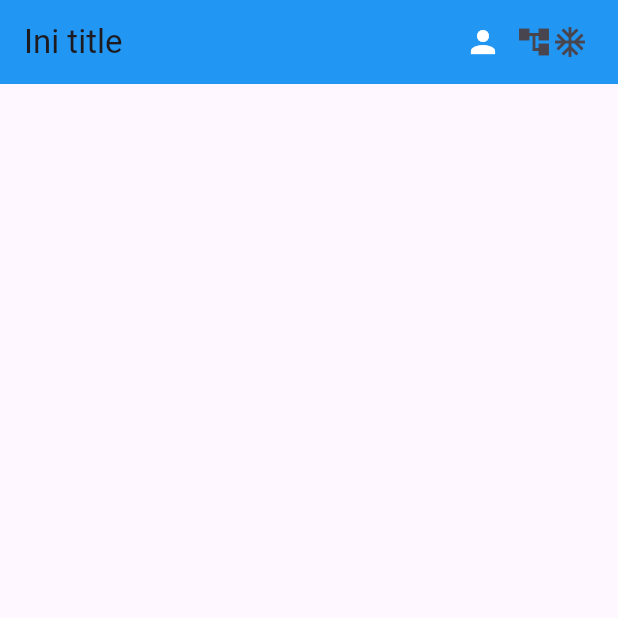
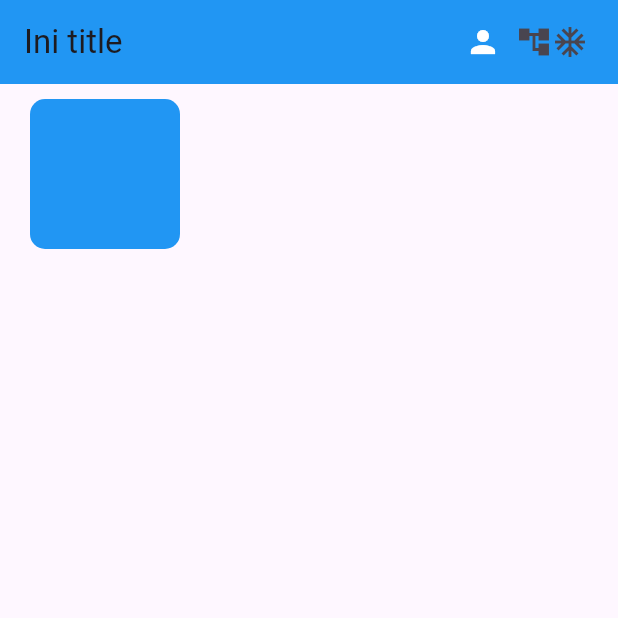
Before and after one commit to helenoktaa/Tugas_week_5_1123150205, a Flutter app: the screen it shows after launch, on a phone screen of 412 x 824 dp, the top half of it. Run offline on Flutter 3.47's test engine with Material 3 defaults, Android fonts, the phone set to English and light mode, and no system bars.

Commit message:
add container biru didalam body page MyHome

```diff
--- a/lib/main.dart
+++ b/lib/main.dart
@@ -34,13 +34,20 @@ class MyHome extends StatelessWidget {
               SizedBox(width: 20,)
               ],
             ),
-            body: SingleChildScrollView(
-              child: Container(
-                padding: const EdgeInsets.all(20.0),
-                child: const Column(
-                  children: [],
+            body: Column(
+              crossAxisAlignment: CrossAxisAlignment.start,
+              children: [
+                Container(
+                  width: 100,
+                  height: 100,
+                  margin: EdgeInsets.only(top: 10, left: 20),
+                  alignment: Alignment.center,
+                  decoration: BoxDecoration(
+                    color: Colors.blue,
+                    borderRadius: BorderRadius.circular(10.0),
+                  ),
                 ),
-              ),
+              ]
             ),
           );();
   }
```
